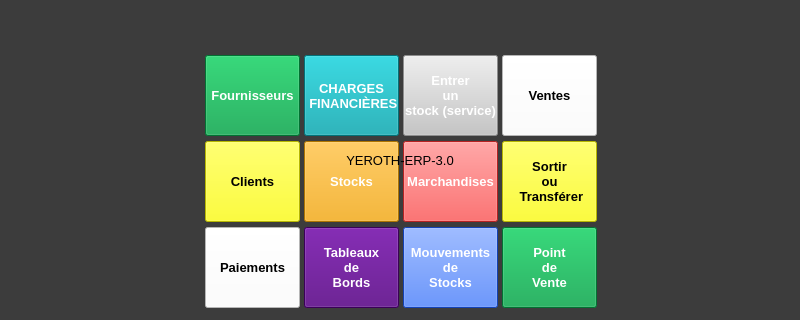
xnoumbissinoundou/yeroth-erp-3.0, file ui/yeroth-erp-main-window.ui: the form before one commit; both pictures show x 0 to 800 and y 129 to 449 of the 800 by 600 pixel window.
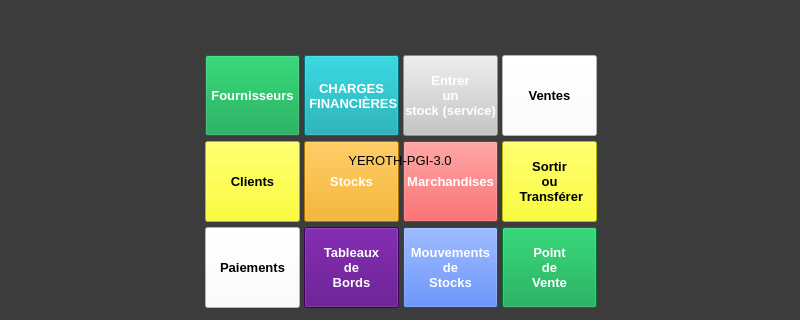
The form after the commit. Icons and pictures are not drawn. Custom widgets are drawn as their Qt base class.

Diff of the .ui file:
```diff
--- a/ui/yeroth-erp-main-window.ui
+++ b/ui/yeroth-erp-main-window.ui
@@ -4929,7 +4929,7 @@
      </font>
     </property>
     <property name="text">
-     <string>YEROTH-ERP-3.0</string>
+     <string>YEROTH-PGI-3.0</string>
     </property>
     <property name="alignment">
      <set>Qt::AlignCenter</set>
```
Left out of the diff: 2 changed lines with no effect on the pictures.
